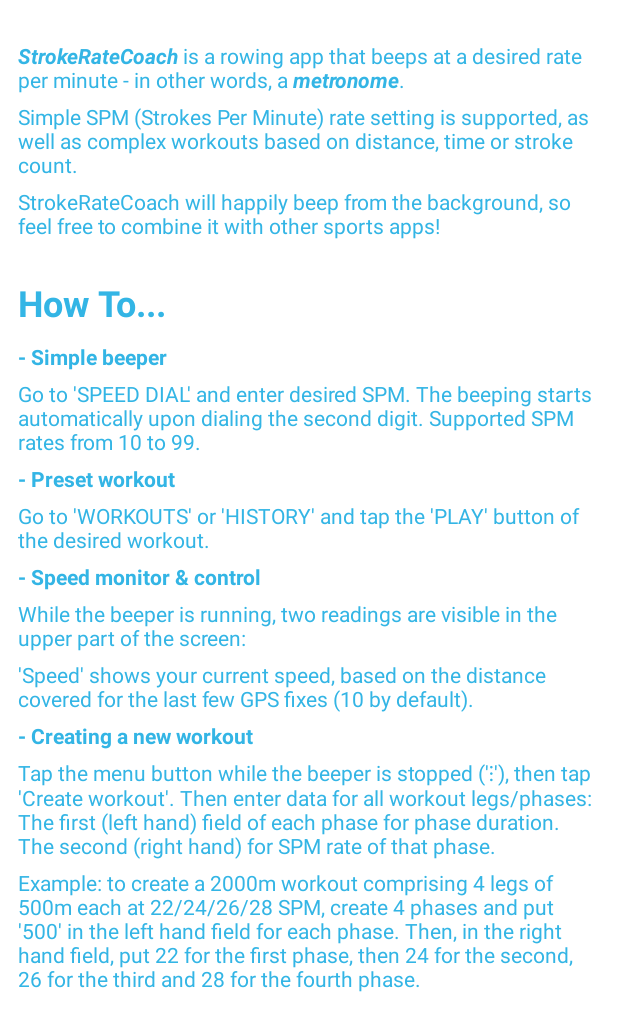
After one commit to batyanko/stroke-rate-coach, an Android app: the HelpActivity screen opened directly, with no data from a screen before it, on a phone screen of 412 x 824 dp. The commit adds this screen. Shown: the top 1031 px of the screen. Run offline under Robolectric (Android 15) with nearby library versions, the phone set to English and light mode, and no system bars.

Commit message:
Added Help and About

```diff
--- a/app/src/main/AndroidManifest.xml
+++ b/app/src/main/AndroidManifest.xml
@@ -54,7 +54,9 @@
             android:name=".sync.BeeperService"
             android:exported="false" />
 
-        <activity android:name=".SettingsActivity"></activity>
+        <activity android:name=".SettingsActivity" />
+        <activity android:name=".HelpActivity" />
+        <activity android:name=".AboutActivity"></activity>
     </application>
 
 </manifest>
--- /dev/null
+++ b/app/src/main/java/com/batyanko/strokeratecoach/HelpActivity.java
@@ -0,0 +1,22 @@
+package com.batyanko.strokeratecoach;
+
+import android.content.SharedPreferences;
+import android.preference.PreferenceManager;
+import android.support.v7.app.AppCompatActivity;
+import android.os.Bundle;
+
+import static com.batyanko.strokeratecoach.WaveActivity.THEME_COLOR;
+
+public class HelpActivity extends AppCompatActivity {
+
+    private SharedPreferences pref;
+    @Override
+    protected void onCreate(Bundle savedInstanceState) {
+        super.onCreate(savedInstanceState);
+        setContentView(R.layout.activity_help);
+
+    pref = PreferenceManager.getDefaultSharedPreferences(this);
+        this.getWindow().getDecorView().setBackgroundColor(
+                pref.getInt(THEME_COLOR, getResources().getColor(R.color.backgroundLight)));
+    }
+}
--- /dev/null
+++ b/app/src/main/res/layout/activity_help.xml
@@ -0,0 +1,143 @@
+<?xml version="1.0" encoding="utf-8"?>
+<ScrollView xmlns:android="http://schemas.android.com/apk/res/android"
+    xmlns:app="http://schemas.android.com/apk/res-auto"
+    xmlns:tools="http://schemas.android.com/tools"
+    tools:context="com.batyanko.strokeratecoach.HelpActivity"
+    android:layout_width="match_parent"
+    android:layout_height="match_parent"
+    android:orientation="vertical">
+
+    <LinearLayout xmlns:android="http://schemas.android.com/apk/res/android"
+        xmlns:app="http://schemas.android.com/apk/res-auto"
+        xmlns:tools="http://schemas.android.com/tools"
+        tools:context="com.batyanko.strokeratecoach.HelpActivity"
+        android:layout_width="match_parent"
+        android:layout_height="match_parent"
+        android:padding="12dp"
+        android:orientation="vertical"
+        >
+
+        <TextView
+            android:layout_width="match_parent"
+            android:layout_height="wrap_content"
+            android:textSize="@dimen/help_text_size_small"
+            android:text="@string/help_intro1"
+            android:paddingTop="15dp"
+            android:paddingBottom="5dp"
+
+            />
+        <TextView
+            android:layout_width="match_parent"
+            android:layout_height="wrap_content"
+            android:textSize="@dimen/help_text_size_small"
+            android:text="@string/help_intro2"
+            android:paddingBottom="5dp"
+
+            />
+        <TextView
+            android:layout_width="match_parent"
+            android:layout_height="wrap_content"
+            android:textSize="@dimen/help_text_size_small"
+            android:text="@string/help_intro3"
+            android:paddingBottom="25dp"
+
+            />
+
+        <TextView
+            android:id="@+id/how_to_title"
+            android:layout_width="match_parent"
+            android:layout_height="wrap_content"
+            android:textSize="@dimen/help_text_size_big"
+            android:text="@string/help_how_to_title"
+            android:textStyle="bold"
+            android:paddingBottom="10dp"
+            />
+
+        <TextView
+            android:layout_width="match_parent"
+            android:layout_height="wrap_content"
+            android:textSize="@dimen/help_text_size_small"
+            android:text="@string/help_how_to_simple_beep1"
+            android:textStyle="bold"
+            android:paddingBottom="5dp"
+            />
+        <TextView
+            android:layout_width="match_parent"
+            android:layout_height="wrap_content"
+            android:textSize="@dimen/help_text_size_small"
+            android:text="@string/help_how_to_simple_beep2"
+            android:paddingBottom="5dp"
+
+            />
+
+
+        <TextView
+            android:layout_width="match_parent"
+            android:layout_height="wrap_content"
+            android:textSize="@dimen/help_text_size_small"
+            android:text="@string/help_how_to_preset1"
+            android:textStyle="bold"
+            android:paddingBottom="5dp"
+            />
+
+        <TextView
+            android:layout_width="match_parent"
+            android:layout_height="wrap_content"
+            android:textSize="@dimen/help_text_size_small"
+            android:text="@string/help_how_to_preset2"
+            android:paddingBottom="5dp"
+            />
+
+        <TextView
+            android:layout_width="match_parent"
+            android:layout_height="wrap_content"
+            android:textSize="@dimen/help_text_size_small"
+            android:text="@string/help_how_to_speed1"
+            android:textStyle="bold"
+            android:paddingBottom="5dp"
+            />
+
+        <TextView
+            android:layout_width="match_parent"
+            android:layout_height="wrap_content"
+            android:textSize="@dimen/help_text_size_small"
+            android:text="@string/help_how_to_speed2"
+            android:paddingBottom="5dp"
+            />
+
+        <TextView
+            android:layout_width="match_parent"
+            android:layout_height="wrap_content"
+            android:textSize="@dimen/help_text_size_small"
+            android:text="@string/help_how_to_speed3"
+            android:paddingBottom="5dp"
+            />
+
+        <TextView
+            android:layout_width="match_parent"
+            android:layout_height="wrap_content"
+            android:textSize="@dimen/help_text_size_small"
+            android:text="@string/help_how_to_create1"
+            android:textStyle="bold"
+            android:paddingBottom="5dp"
+            />
+
+        <TextView
+            android:layout_width="match_parent"
+            android:layout_height="wrap_content"
+            android:textSize="@dimen/help_text_size_small"
+            android:text="@string/help_how_to_create2"
+            android:paddingBottom="5dp"
+            />
+
+        <TextView
+            android:layout_width="match_parent"
+            android:layout_height="wrap_content"
+            android:textSize="@dimen/help_text_size_small"
+            android:text="@string/help_how_to_create3"
+            android:paddingBottom="25dp"
+            />
+
+    </LinearLayout>
+
+</ScrollView>
--- a/app/src/main/res/values/dimens.xml
+++ b/app/src/main/res/values/dimens.xml
@@ -4,6 +4,9 @@
     <dimen name="activity_vertical_margin">16dp</dimen>
     <dimen name="speed_strip_height">50dp</dimen>
     <dimen name="speed_strip_text_size">20sp</dimen>
+    <dimen name="help_text_size_big">24sp</dimen>
+    <dimen name="help_text_size_middle">20sp</dimen>
+    <dimen name="help_text_size_small">14sp</dimen>
 
 
 </resources>
--- a/app/src/main/res/values/strings.xml
+++ b/app/src/main/res/values/strings.xml
@@ -68,4 +68,43 @@
     <string name="theme_setting_key" translatable="false">theme</string>
     <string name="dark_theme_setting_title">Night mode</string>
 
+    <!--Help entries-->
+    <string name="help_intro1"><i><b>StrokeRateCoach</b></i> is a rowing app that beeps at a desired rate per minute - in other words, a <i><b>metronome</b></i>.
+    </string>
+    <string name="help_intro2">Simple SPM (Strokes Per Minute) rate setting is supported, as well as complex workouts based on distance, time or stroke count.
+    </string>
+    <string name="help_intro3">StrokeRateCoach will happily beep from the background, so feel free to combine it with other sports apps!
+    </string>
+    <string name="help_how_to_title">How To...</string>
+    <string name="help_how_to_simple_beep1">- Simple beeper</string>
+    <string name="help_how_to_simple_beep2">Go to \'SPEED DIAL\' and enter desired SPM. The beeping starts automatically upon dialing the second digit. Supported SPM rates from 10 to 99.
+    </string>
+    <string name="help_how_to_preset1">- Preset workout</string>
+    <string name="help_how_to_preset2">Go to \'WORKOUTS\' or \'HISTORY\' and tap the \'PLAY\' button of the desired workout.</string>
+    <string name="help_how_to_speed1">- Speed monitor &amp; control</string>
+    <string name="help_how_to_speed2">While the beeper is running, two readings are visible in the upper part of the screen:</string>
+    <string name="help_how_to_speed3">\'Speed\' shows your current speed, based on the distance covered for the last few GPS fixes (10 by default).</string>
+    <string name="help_how_to_speed4">\'Min Speed\' shows the current speed warning threshold. If on, it will sound a warning as long as your current speed is below that level. Tap to enable and set minimum speed threshold.</string>
+    <string name="help_how_to_create1">- Creating a new workout</string>
+    <string name="help_how_to_create2">Tap the menu button while the beeper is stopped (\'⋮\'), then tap \'Create workout\'.
+        Then enter data for all workout legs/phases:
+        The first (left hand) field of each phase for phase duration.
+        The second (right hand) for SPM rate of that phase.</string>
+    <string name="help_how_to_create3">Example: to create a 2000m workout comprising 4 legs of 500m each at 22/24/26/28 SPM, create 4 phases and put \'500\' in the left hand field for each phase.
+        Then, in the right hand field, put 22 for the first phase, then 24 for the second, 26 for the third and 28 for the fourth phase.</string>
+    <string name="help_about1">About</string>
+    <string name="help_about2">This app created by batyanko, enthusiast rower and android developer.
+        Any questions and feedback welcome:</string>
+    <string name="help_about3">E-mail\nbatyankodev@gmail.com</string>
+    <string name="help_about4">Web\nwww.batyanko.com</string>
+    <string name="help_license1">License</string>
+    <string name="help_license2">StrokeRateCoach is being developed under the Apache 2.0 license ( http://www.apache.org/licenses/LICENSE-2.0 ).</string>
+    <string name="help_license3">Parts of code from other developers have been used and annotated where necessary.
+        These parts are licensed under either Apache 2.0 or CC BY-SA 3.0 ( http://creativecommons.org/licenses/by-sa/3.0/ )</string>
+    <string name="help_privacy1">Privacy Policy</string>
+    <string name="help_privacy2">The StrokeRateCoach app stores a database with your saved and used workouts.
+        This data is not shared with anyone and can be erased at will using the \'delete\' (bin) button found next to each workout entry.</string>
+    <string name="help_privacy3">To enable distance and speed measurement, the StrokeRateCoach app makes temporary use of your precise location.
+        This location information is neither stored on persistent storage nor disclosed to third parties.</string>
+    <string name="about_title">About</string>
 </resources>
```
Also changed, not shown: app/src/main/java/com/batyanko/strokeratecoach/AboutActivity.java (added, +23 -0 lines), app/src/main/java/com/batyanko/strokeratecoach/WaveActivity.java (+9 -4 lines), app/src/main/res/layout/activity_about.xml (added, +119 -0 lines), app/src/main/res/menu/menu_options.xml (+8 -2 lines), 3 other files.
